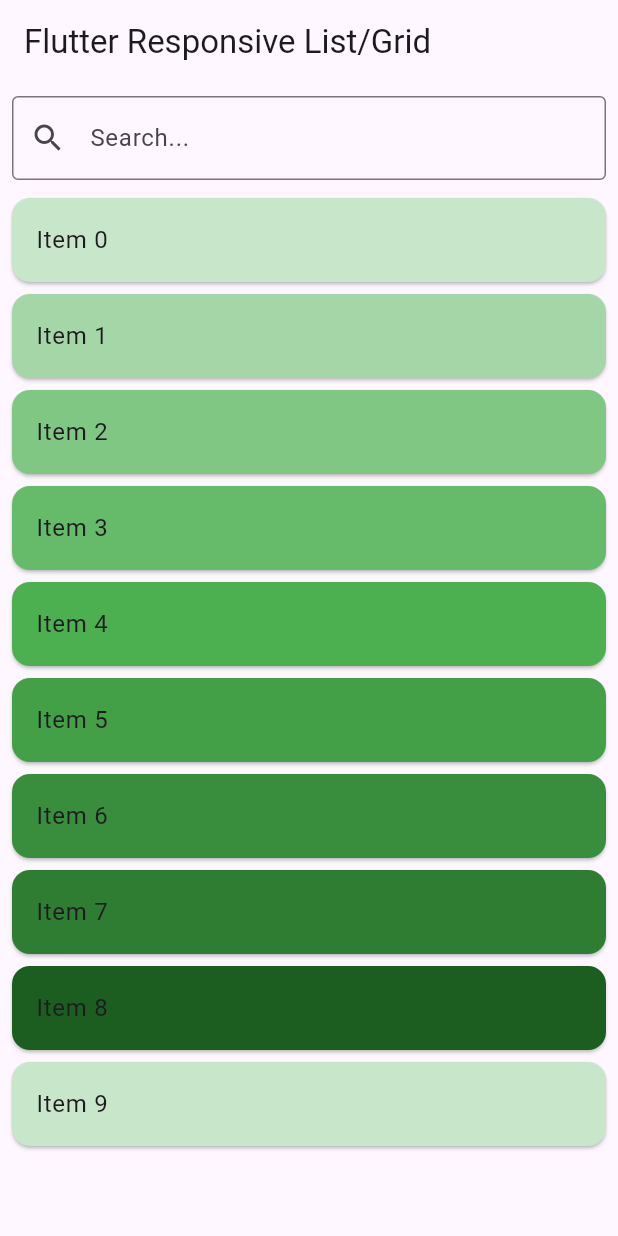
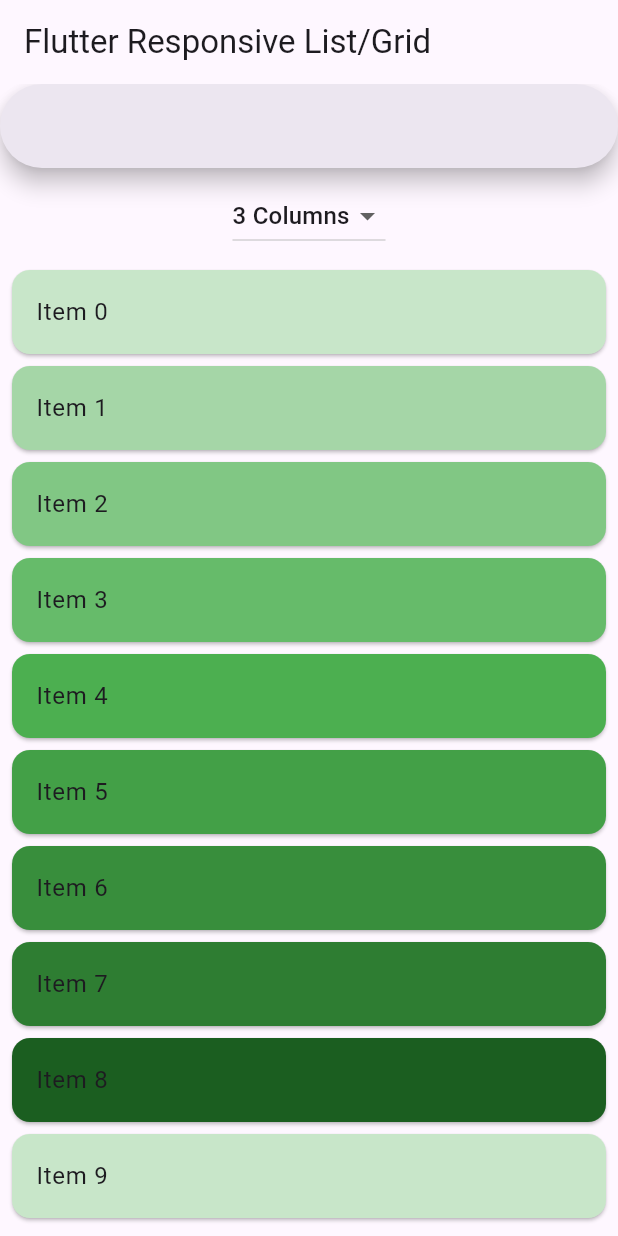
Before and after one commit to Pankaj-Suthar-25/flutter_responsive_list_grid, a Flutter app: the screen it shows after launch, on a phone screen of 412 x 824 dp. Run offline on Flutter 3.47's test engine with Material 3 defaults, Android fonts, the phone set to English and light mode, and no system bars.

Commit message:
Enhanced Responsive List Grid

```diff
--- a/lib/main.dart
+++ b/lib/main.dart
@@ -20,7 +20,7 @@ class MyApp extends StatelessWidget {
           title: Text('Flutter Responsive List/Grid'),
         ),
         body: const Center(
-          child: ProviderResponsiveListGrid(),
+          child: EnhancedResponsiveListGrid(),
         ),
       ),
     );
@@ -72,8 +72,11 @@ class ResponsiveListGrid extends StatelessWidget {
 class ItemProvider with ChangeNotifier {
   final List<String> _allItems = List.generate(20, (index) => 'Item $index');
   List<String> _items = List.generate(10, (index) => 'Item $index');
+  int _selectedColumns = 3;
 
   List<String> get items => _items;
+
+  int get selectedColumns => _selectedColumns;
 
   void refreshItems() {
     _items = List.generate(10, (index) => 'Item ${index + 10}');
@@ -84,6 +87,11 @@ class ItemProvider with ChangeNotifier {
     _items = _allItems
         .where((item) => item.toLowerCase().contains(query.toLowerCase()))
         .toList();
+    notifyListeners();
+  }
+
+  void setSelectedColumns(int columns) {
+    _selectedColumns = columns;
     notifyListeners();
   }
 }
@@ -183,3 +191,119 @@ class ProviderResponsiveListGrid extends StatelessWidget {
     );
   }
 }
+
+class EnhancedResponsiveListGrid extends StatelessWidget {
+  const EnhancedResponsiveListGrid({super.key});
+
+  @override
+  Widget build(BuildContext context) {
+    return ChangeNotifierProvider(
+      create: (context) => ItemProvider(),
+      child: LayoutBuilder(
+        builder: (context, constraints) {
+          return Column(
+            children: [
+              SearchBar(
+                onChanged: (value) {
+                  Provider.of<ItemProvider>(context, listen: false)
+                      .filterItems(value);
+                },
+              ),
+              _buildColumnSelector(context),
+              Expanded(
+                child: Consumer<ItemProvider>(
+                  builder: (context, provider, child) {
+                    return RefreshIndicator(
+                      onRefresh: () async {
+                        try {
+                          provider.refreshItems();
+                        } catch (e) {
+                          ScaffoldMessenger.of(context).showSnackBar(
+                            SnackBar(
+                                content: Text('Error refreshing items: $e')),
+                          );
+                        }
+                      },
+                      child: constraints.maxWidth > 600
+                          ? _buildGridView(provider, provider.selectedColumns)
+                          : _buildListView(provider),
+                    );
+                  },
+                ),
+              ),
+            ],
+          );
+        },
+      ),
+    );
+  }
+
+  Widget _buildColumnSelector(BuildContext context) {
+    return Padding(
+      padding: const EdgeInsets.all(8.0),
+      child: DropdownButton<int>(
+        value: Provider.of<ItemProvider>(context).selectedColumns,
+        items: [2, 3, 4].map((int value) {
+          return DropdownMenuItem<int>(
+            value: value,
+            child: Text('$value Columns'),
+          );
+        }).toList(),
+        onChanged: (int? newValue) {
+          if (newValue != null) {
+            Provider.of<ItemProvider>(context, listen: false)
+                .setSelectedColumns(newValue);
+          }
+        },
+      ),
+    );
+  }
+
+  Widget _buildListView(ItemProvider provider) {
+    return ListView.builder(
+        itemCount: provider.items.length,
+        itemBuilder: (context, index) {
+          return _buildItemTile(provider.items[index], index);
+        });
+  }
+
+  Widget _buildGridView(ItemProvider provider, int columns) {
+    return GridView.builder(
+      gridDelegate: SliverGridDelegateWithFixedCrossAxisCount(
+        crossAxisCount: columns,
+        crossAxisSpacing: 8.0,
+        mainAxisSpacing: 8.0,
+      ),
+      itemCount: provider.items.length,
+      itemBuilder: (context, index) {
+        return _buildItemCard(provider.items[index], index);
+      },
+    );
+  }
+
+  Widget _buildItemCard(String item, int index) {
+    return Card(
+      elevation: 4.0,
+      shape: RoundedRectangleBorder(
+        borderRadius: BorderRadius.circular(10.0),
+      ),
+      color: Colors.blue[100 * (index % 9 + 1)],
+      child: Center(
+        child: Padding(
+          padding: const EdgeInsets.all(16.0),
+          child: Text(item, style: const TextStyle(fontSize: 18)),
+        ),
+      ),
+    );
+  }
+
+  Widget _buildItemTile(String item, int index) {
+    return Card(
+      margin: const EdgeInsets.symmetric(vertical: 4.0, horizontal: 8.0),
+      color: Colors.green[100 * (index % 9 + 1)],
+      child: ListTile(
+        title: Text(item),
+      ),
+    );
+  }
+}
```
